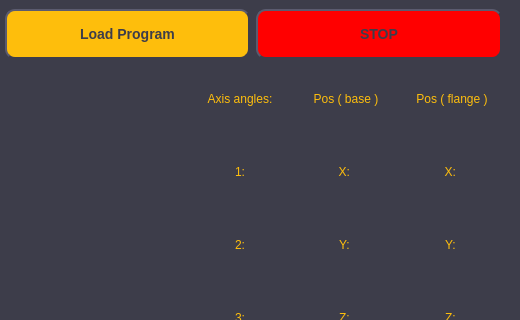
Qt form inc/mainwindow.ui (jtmaston/Hand-of-Talos) before a commit; both pictures show x 759 to 1279 and y 0 to 320 of the 1279 by 720 pixel window.
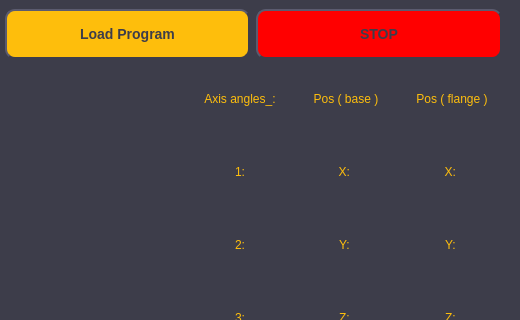
The same form after that commit.

Diff of the .ui file:
```diff
--- a/inc/mainwindow.ui
+++ b/inc/mainwindow.ui
@@ -867,7 +867,7 @@
              <string notr="true">color: rgb(254, 190, 12);</string>
             </property>
             <property name="text">
-             <string>Axis angles:</string>
+             <string>Axis angles_:</string>
             </property>
             <property name="alignment">
              <set>Qt::AlignCenter</set>
```
